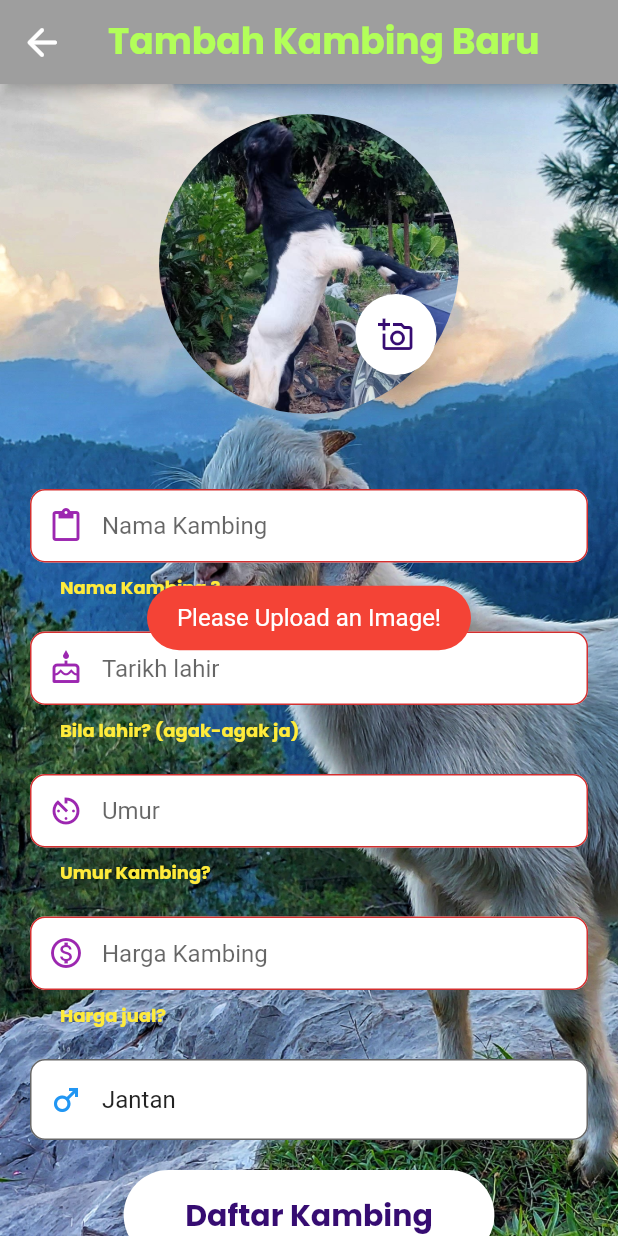
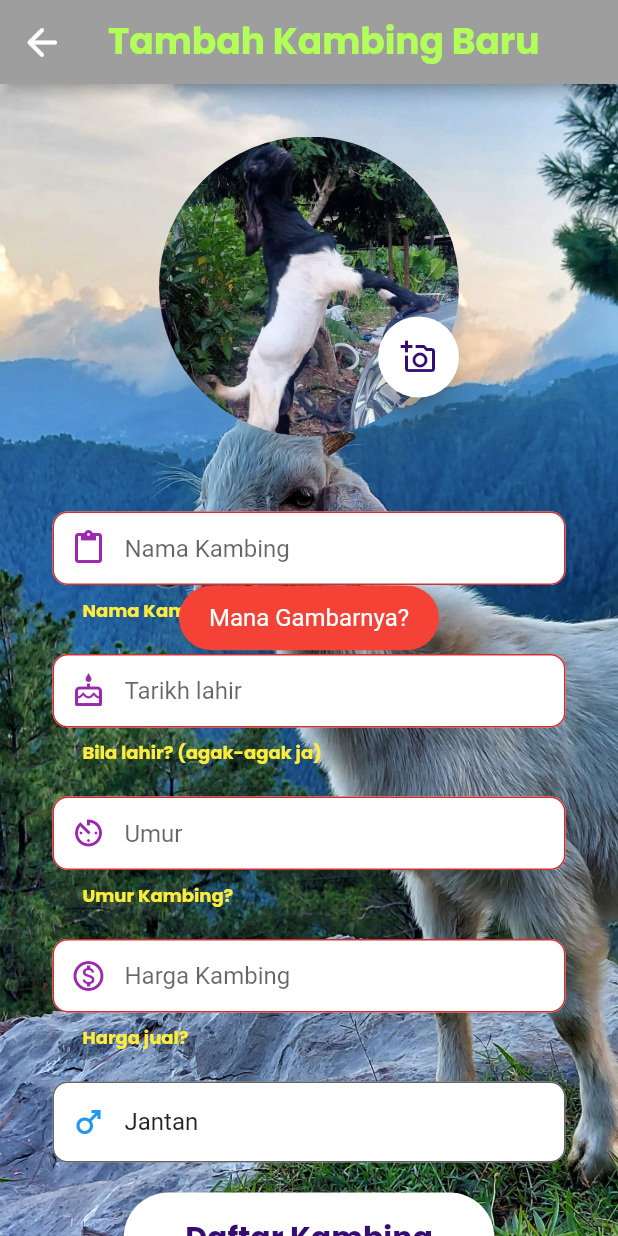
Before and after one commit to datsabahandude/kambing_padula, a Flutter app: the add_goat screen opened directly, after a tap on "Daftar Kambing", on a phone screen of 412 x 824 dp. Run offline on Flutter 3.47's test engine with Material 2 defaults, Android fonts, the phone set to English and light mode, and no system bars; our stand-ins replace fluttertoast, google_fonts, image_picker.

Commit message:
[in-progress] #5

```diff
--- a/lib/add_kambing/add_goat.dart
+++ b/lib/add_kambing/add_goat.dart
@@ -20,6 +20,7 @@ class _add_goatState extends State<add_goat> with SingleTickerProviderStateMixin
   final _formkey = GlobalKey<FormState>();
   final jantina = ['Jantan','Betina','LGBTQ'];
   String? _selectedVal = '';
+  String date = '${DateTime.now()}';
   final namaEditingController = new TextEditingController();
   final lahirEditingController = new TextEditingController();
   final umurEditingController = new TextEditingController();
@@ -43,7 +44,7 @@ class _add_goatState extends State<add_goat> with SingleTickerProviderStateMixin
     } on PlatformException catch (e) {
       print('Failed to pick image: $e');
     }
-    // Navigator.of(context).pop();
+    Navigator.of(context).pop();
   }
   Future _pickImageGallery() async{
     try{
@@ -56,7 +57,7 @@ class _add_goatState extends State<add_goat> with SingleTickerProviderStateMixin
     } on PlatformException catch (e) {
       print('Failed to pick image: $e');
     }
-    // Navigator.of(context).pop();
+    Navigator.of(context).pop();
   }
   Widget build(BuildContext context) {
 
@@ -150,36 +151,6 @@ class _add_goatState extends State<add_goat> with SingleTickerProviderStateMixin
               borderRadius: BorderRadius.circular(10),
             )
         ));
-    /*final jantinaField = TextFormField(
-        autofocus: false,
-        controller: jantinaEditingController,
-        keyboardType: TextInputType.emailAddress,
-        validator: (value) {
-          if (value!.isEmpty) {
-            return 'Kambing Jantan/Betina/LGBTQ?';
-          }
-        },
-        onSaved: (value){
-          jantinaEditingController.text = value!;
-        },
-        textInputAction: TextInputAction.next,
-        decoration: InputDecoration(
-            floatingLabelBehavior: FloatingLabelBehavior.never,
-            errorStyle: GoogleFonts.poppins(
-              textStyle: TextStyle(
-                fontSize: 12.0,
-                color: Colors.yellow,
-                fontWeight: FontWeight.w700,
-              ),),
-            fillColor: Colors.white,
-            filled: true,
-            //prefixIcon: Icon(Icons.add_business_rounded, color: Colors.purple),
-            contentPadding: EdgeInsets.fromLTRB(20, 15, 20, 15),
-            hintText: "Jantina Kambing",
-            border: OutlineInputBorder(
-              borderRadius: BorderRadius.circular(10),
-            )
-        ));*/
     final hargaField = TextFormField(
         autofocus: false,
         controller: hargaEditingController,
@@ -240,6 +211,7 @@ class _add_goatState extends State<add_goat> with SingleTickerProviderStateMixin
                   fontWeight: FontWeight.bold),),),
         ),
         body: SingleChildScrollView(
+          padding: EdgeInsets.all(15.0),
           child: Container(
             padding: EdgeInsets.all(20.0),
             child: Form(
@@ -327,7 +299,6 @@ class _add_goatState extends State<add_goat> with SingleTickerProviderStateMixin
                   namaField, SizedBox(height: 20.0,),
                   lahirField, SizedBox(height: 20.0,),
                   umurField, SizedBox(height: 20.0,),
-                  // jantinaField, SizedBox(height: 20.0,),
                   hargaField, SizedBox(height: 20.0,),
                   DropdownButtonFormField(
                     value: _selectedVal,
@@ -371,7 +342,7 @@ class _add_goatState extends State<add_goat> with SingleTickerProviderStateMixin
                           }
                           else if (image == null){
                             Fluttertoast.showToast(
-                                msg: "Please Upload an Image!", toastLength: Toast.LENGTH_SHORT,
+                                msg: "Mana Gambarnya?", toastLength: Toast.LENGTH_SHORT,
                                 gravity: ToastGravity.CENTER,
                                 timeInSecForIosWeb: 1,
                                 backgroundColor: Colors.red,
--- a/lib/main.dart
+++ b/lib/main.dart
@@ -1,6 +1,5 @@
 import 'package:flutter/material.dart';
 import 'package:google_fonts/google_fonts.dart';
-import 'profile.dart';
 import 'add_kambing/kambing_list.dart';
 import 'penjantan.dart';
 
@@ -57,7 +56,7 @@ class _MyHomePageState extends State<MyHomePage> {
                 fontSize: 26,
                 fontWeight: FontWeight.bold),),),
         actions: [
-          MaterialButton(
+          /*MaterialButton(
               onPressed: (){
                 Navigator.push(
                     context,
@@ -69,7 +68,7 @@ class _MyHomePageState extends State<MyHomePage> {
                 backgroundImage: AssetImage("images/kambir.jpg"),
                 backgroundColor: Colors.transparent,
           ),
-          ),
+          ),*/
         ],
       ),
       body: Column(
```
Also changed, not shown: lib/profile.dart (deleted, +0 -17 lines).
